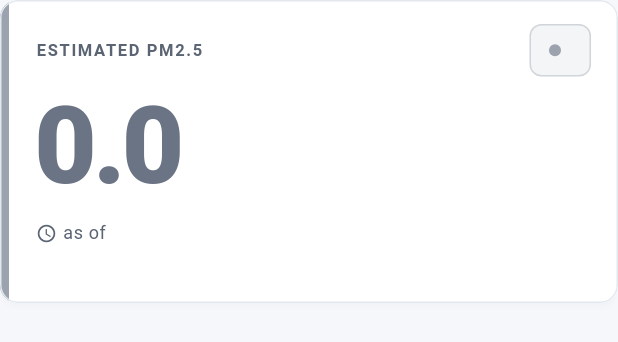
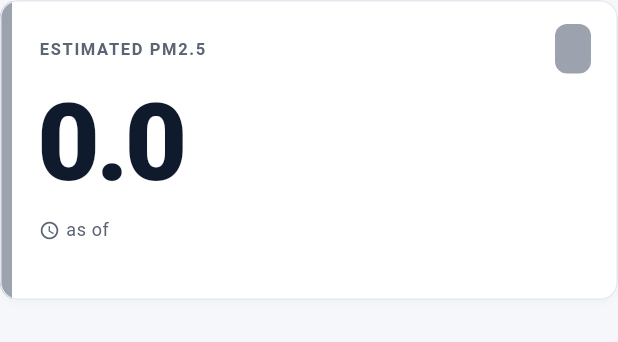
Before and after one commit to JimTheFatJam/pm25-mobile-app, a Flutter app: the ReadingHeadline widget shown alone on an empty page, opened directly with empty values, on a phone screen of 412 x 824 dp. Shown: the top 342 px of the screen. Run offline on Flutter 3.47's test engine with Material 3 defaults, Android fonts, the phone set to English and light mode, and no system bars; our stand-ins replace connectivity_plus, geolocator; network calls fail.

Commit message:
Stop tinting the PM2.5 value with the category colour
Forcing a category hue to 4.5:1 against a white card is what produced the
dark-yellow value: EPA "Moderate" is pure #FFFF00, and darkening pure
yellow until it is legible turns it olive. At 72pt that reads as a styling
mistake rather than as information, and the same darkening muddied the
other categories. The earlier attempt to rescue it by nudging yellow
toward amber only produced a different shade of dark yellow.

The value now uses the ordinary text colour -- deep navy on white,
near-white on slate -- which is what actually suits each background. The
category is carried instead by the two elements that can hold the scheme's
exact colour, because nothing is read *through* them:

  * the card's edge stripe, widened 6 -> 8px
  * the chip, now a solid block of the category colour rather than a faint
    tint, with black or white text chosen per colour by measured contrast
    (CategoryPalette.onRaw). EPA yellow therefore looks yellow, and EPA
    maroon still takes white text.

Net effect: a stronger colour signal, and a value that is legible in both
themes without being recoloured at all. _warmYellow is gone -- nothing
darkens a category colour for large text any more.

Tests cover the invariant rather than the appearance: the value's contrast
against its card exceeds 7:1 in both themes, and each of the six EPA chip
colours reaches 4.5:1 against its own fill.

Co-Authored-By: Claude Opus 5 <noreply@anthropic.com>

```diff
--- a/lib/app/theme.dart
+++ b/lib/app/theme.dart
@@ -217,29 +217,49 @@ Color readableOn(Color text, Color surface) {
 /// gold for Moderate on white, not a block of yellow).
 @immutable
 class CategoryPalette {
-  const CategoryPalette({required this.raw, required this.accent, required this.tint, required this.outline});
+  const CategoryPalette({
+    required this.raw,
+    required this.accent,
+    required this.tint,
+    required this.outline,
+    required this.onRaw,
+  });
+
+  /// The scheme's own colour, exactly as the backend sent it. Safe as a
+  /// FILL (stripe, chip background, dot) because nothing has to be read
+  /// through it.
   final Color raw;
+
+  /// [raw] forced to >=4.5:1 against the card. Fine for small accents;
+  /// no longer used for the large value -- see categoryPalette.
   final Color accent;
+
+  /// [raw] blended into the card at low alpha, for inset backgrounds.
   final Color tint;
+
   final Color outline;
+
+  /// Black or white, whichever is readable ON [raw]. Lets the chip be a
+  /// solid block of the category colour with legible text.
+  final Color onRaw;
 }
+
+/// Picks black or white text for a filled swatch, by measured contrast
+/// rather than a luminance rule of thumb -- EPA yellow and EPA maroon sit
+/// on opposite sides of any fixed threshold.
+Color onColor(Color background) =>
+    contrastRatio(Colors.black, background) >= contrastRatio(Colors.white, background)
+        ? Colors.black
+        : Colors.white;
 
 CategoryPalette categoryPalette(Color raw, ThemeData theme) {
   final surface = theme.colorScheme.surface;
   final dark = theme.brightness == Brightness.dark;
   return CategoryPalette(
     raw: raw,
-    accent: readableOn(dark ? raw : _warmYellow(raw), surface),
-    tint: Color.alphaBlend(raw.withValues(alpha: dark ? 0.14 : 0.11), surface),
+    accent: readableOn(raw, surface),
+    tint: Color.alphaBlend(raw.withValues(alpha: dark ? 0.16 : 0.12), surface),
     outline: raw.withValues(alpha: dark ? 0.55 : 0.40),
+    onRaw: onColor(raw),
   );
 }
-
-/// Pure yellow (EPA "Moderate") darkened for contrast turns olive; nudging
-/// its hue a little toward amber first gives a restrained gold instead.
-/// Only yellows are touched; every other category keeps its exact hue.
-Color _warmYellow(Color c) {
-  final hsl = HSLColor.fromColor(c);
-  if (hsl.hue < 48 || hsl.hue > 72 || hsl.saturation < 0.5) return c;
-  return hsl.withHue(hsl.hue - 14).withSaturation((hsl.saturation * 0.9).clamp(0.0, 1.0)).toColor();
-}
--- a/lib/features/reading/widgets/reading_widgets.dart
+++ b/lib/features/reading/widgets/reading_widgets.dart
@@ -171,7 +171,7 @@ class ReadingHeadline extends StatelessWidget {
         child: Row(
           crossAxisAlignment: CrossAxisAlignment.stretch,
           children: [
-            Container(width: 6, color: palette.raw),
+            Container(width: 8, color: palette.raw),
             Expanded(
               child: Padding(
                 padding: const EdgeInsets.fromLTRB(18, 16, 18, 16),
@@ -204,10 +204,23 @@ class ReadingHeadline extends StatelessWidget {
                         crossAxisAlignment: CrossAxisAlignment.baseline,
                         textBaseline: TextBaseline.alphabetic,
                         children: [
+                          // Deliberately the ordinary text colour, not the
+                          // category colour. Forcing a category hue to 4.5:1
+                          // against white turns EPA yellow olive and EPA
+                          // maroon muddy -- at 72pt that reads as a styling
+                          // mistake rather than a signal. The category is
+                          // carried by the edge stripe and the solid chip
+                          // beside this number, both of which can use the
+                          // scheme's exact colour because nothing is read
+                          // through them.
                           Text(reading.pm25!.toStringAsFixed(1),
                               key: const Key('pm25-value'),
                               style: theme.textTheme.displayLarge?.copyWith(
-                                  fontSize: 72, fontWeight: FontWeight.w800, height: 1.0, color: palette.accent, letterSpacing: -2.5)),
+                                  fontSize: 72,
+                                  fontWeight: FontWeight.w800,
+                                  height: 1.0,
+                                  color: theme.colorScheme.onSurface,
+                                  letterSpacing: -2.5)),
                           const SizedBox(width: 8),
                           Text(reading.units,
                               style: theme.textTheme.titleLarge?.copyWith(color: theme.app.muted, fontWeight: FontWeight.w600)),
@@ -252,25 +265,22 @@ class CategoryBadge extends StatelessWidget {
   @override
   Widget build(BuildContext context) {
     final theme = Theme.of(context);
+    // Solid fill in the scheme's exact colour, with black or white text
+    // chosen by measured contrast. A filled chip shows the category more
+    // strongly than a tinted one, and because the colour is a background
+    // here it never has to be darkened to stay legible -- so EPA yellow
+    // looks like yellow instead of olive.
     return Container(
       padding: const EdgeInsets.symmetric(horizontal: 12, vertical: 7),
       decoration: BoxDecoration(
-        color: palette.tint,
+        color: palette.raw,
         borderRadius: BorderRadius.circular(kInsetRadius),
-        border: Border.all(color: palette.outline),
       ),
-      child: Row(
-        mainAxisSize: MainAxisSize.min,
-        children: [
-          Container(width: 8, height: 8, decoration: BoxDecoration(color: palette.raw, shape: BoxShape.circle)),
-          const SizedBox(width: 7),
-          Flexible(
-            child: Text(label.toUpperCase(),
-                key: const Key('category-label'),
-                style: theme.textTheme.labelSmall?.copyWith(color: palette.accent, fontSize: 13, letterSpacing: 1.0)),
-          ),
-        ],
-      ),
+      child: Text(label.toUpperCase(),
+          key: const Key('category-label'),
+          textAlign: TextAlign.center,
+          style: theme.textTheme.labelSmall?.copyWith(
+              color: palette.onRaw, fontSize: 13, letterSpacing: 1.0, fontWeight: FontWeight.w800)),
     );
   }
 }
```
Also changed, not shown: 1 other file.
